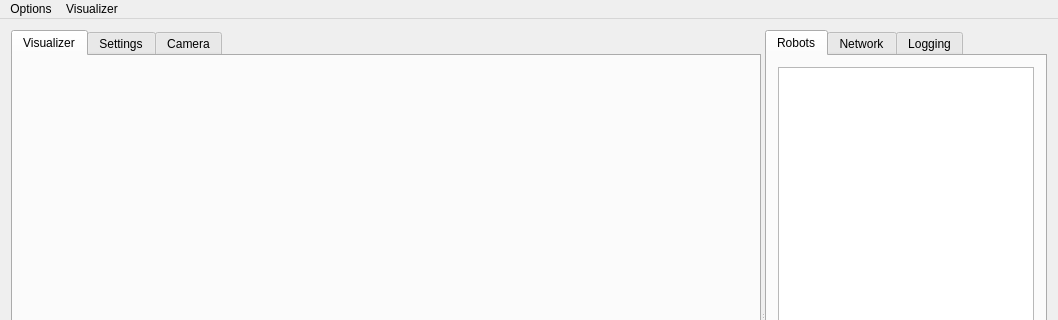
Before: the Qt Designer form mainwindow.ui in yorkrobotlab/ardebug, drawn with Qt 5; both pictures show x 0 to 1058 and y 0 to 320 of the 1058 by 913 pixel window.
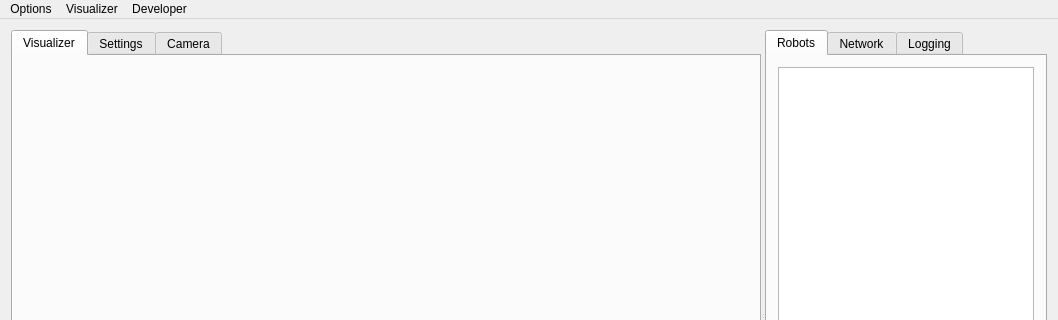
After: the same form once the commit is applied.

Commit message: Added testing window to run unit tests in

What changed in the file:
```diff
--- a/mainwindow.ui
+++ b/mainwindow.ui
@@ -483,8 +483,15 @@
     </property>
     <addaction name="actionEnable_Video"/>
    </widget>
+   <widget class="QMenu" name="menuDeveloper">
+    <property name="title">
+     <string>Developer</string>
+    </property>
+    <addaction name="actionTesting_Window"/>
+   </widget>
    <addaction name="menuFile"/>
    <addaction name="menuVisualizer"/>
+   <addaction name="menuDeveloper"/>
   </widget>
   <widget class="QStatusBar" name="statusBar"/>
   <action name="actionExit">
```
Left out of the diff: 5 changed lines with no effect on the pictures. The commit also changes 5 other files.
